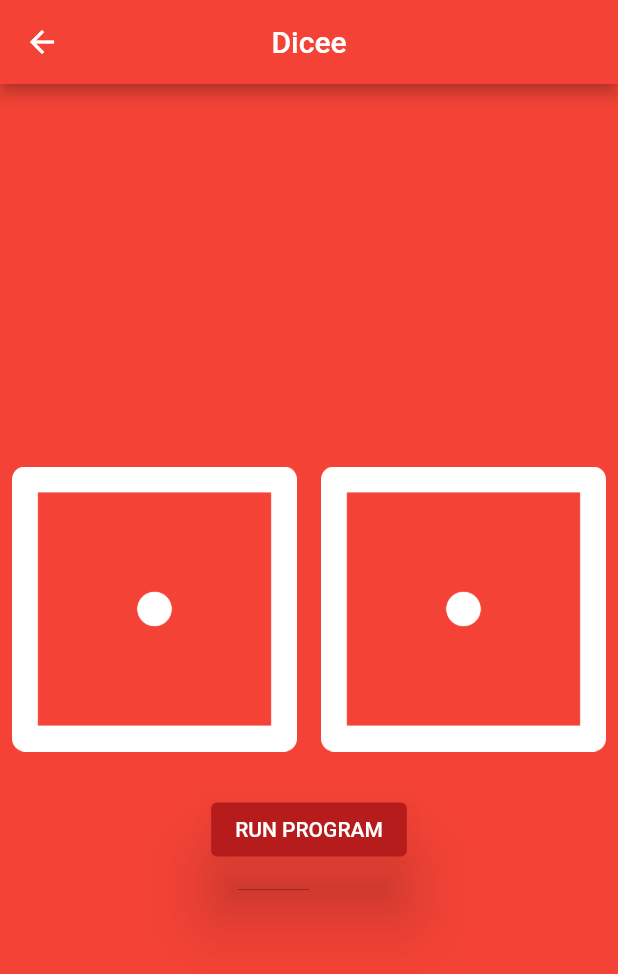
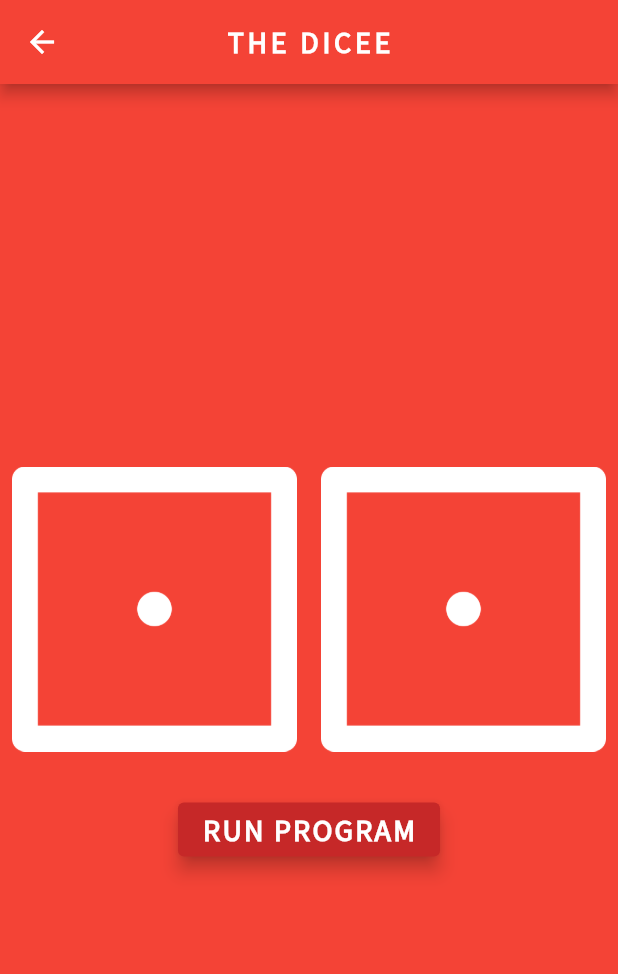
Before and after one commit to Jordan-erifried/MultiChoice, a Flutter app: the MyDicee screen opened directly, on a phone screen of 412 x 824 dp. Shown: the top 974 px of the screen. Run offline on Flutter 3.47's test engine with Material 2 defaults, Android fonts, the phone set to English and light mode, and no system bars.

Commit message:
text style modified in lib/my_dicee.dart

```diff
--- a/lib/my_dicee.dart
+++ b/lib/my_dicee.dart
@@ -1,4 +1,5 @@
 import 'dart:math';
+
 import 'package:flutter/material.dart';
 
 class MyDicee extends StatefulWidget {
@@ -27,49 +28,66 @@ class _MyDiceeState extends State<MyDicee> {
   }
   @override
   Widget build(BuildContext context) {
-    return SafeArea(
-      child: Scaffold(
+    return Scaffold(
+      backgroundColor: Colors.red,
       appBar: AppBar(
         backgroundColor: Colors.red,
-          title: Text('Dicee'),
+        title: const Text(
+          'THE DICEE',
+          style: TextStyle(
+            fontFamily: 'Source Sans Pro',
+            fontSize: 20.0,
+            fontWeight: FontWeight.bold,
+            letterSpacing: 2.5,
+          ),
+        ),
         centerTitle: true,
       ),
-        backgroundColor: Colors.red,
-        body: Column(
+      body: SafeArea(
+        child: Column(
           mainAxisAlignment: MainAxisAlignment.center,
-          children: [
+          children: <Widget>[
             Row(
-              children: [
+              children: <Widget>[
                 Expanded(
                   child: Padding(
                     padding: const EdgeInsets.all(8.0),
                     child: Image.asset('images/dice$leftDiceNumber.png'),
-                      )
+                  ),
                 ),
 
                 Expanded(
                   child: Padding(
                     padding: const EdgeInsets.all(8.0),
                     child: Image.asset('images/dice$rightDiceNumber.png'),
-                      )
-                )
+                  ),
+                ),
               ],
             ),
-            SizedBox(
+
+              const SizedBox(
                 height: 20.0,
               ),
-
             ElevatedButton(
                 onPressed: () {
                   left();
                   right();
                 },
-              child: Text('RUN PROGRAM'),
-             style: ElevatedButton.styleFrom(
-               primary: Colors.red.shade900,
-               elevation: 20.0,
+
+                child: const Text(
+                  'RUN PROGRAM',
+                  style: TextStyle(
+                      fontWeight: FontWeight.bold,
+                      fontFamily: 'Source Sans Pro',
+                      fontSize: 20.0,
+                    letterSpacing: 1.5,
                   ),
                 ),
+              style: ElevatedButton.styleFrom(
+                primary: Colors.red.shade800,
+                elevation: 5.0,
+              ),
+            )
           ],
         ),
       ),
```
Lines whose indentation alone changed are shown as unchanged.
